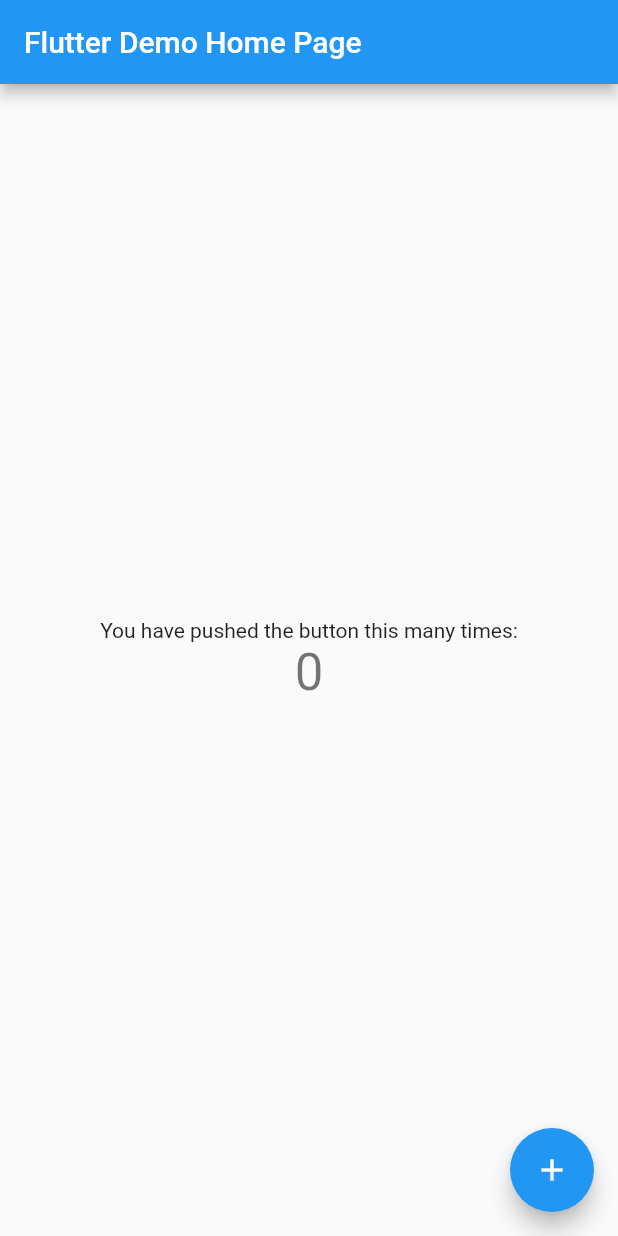
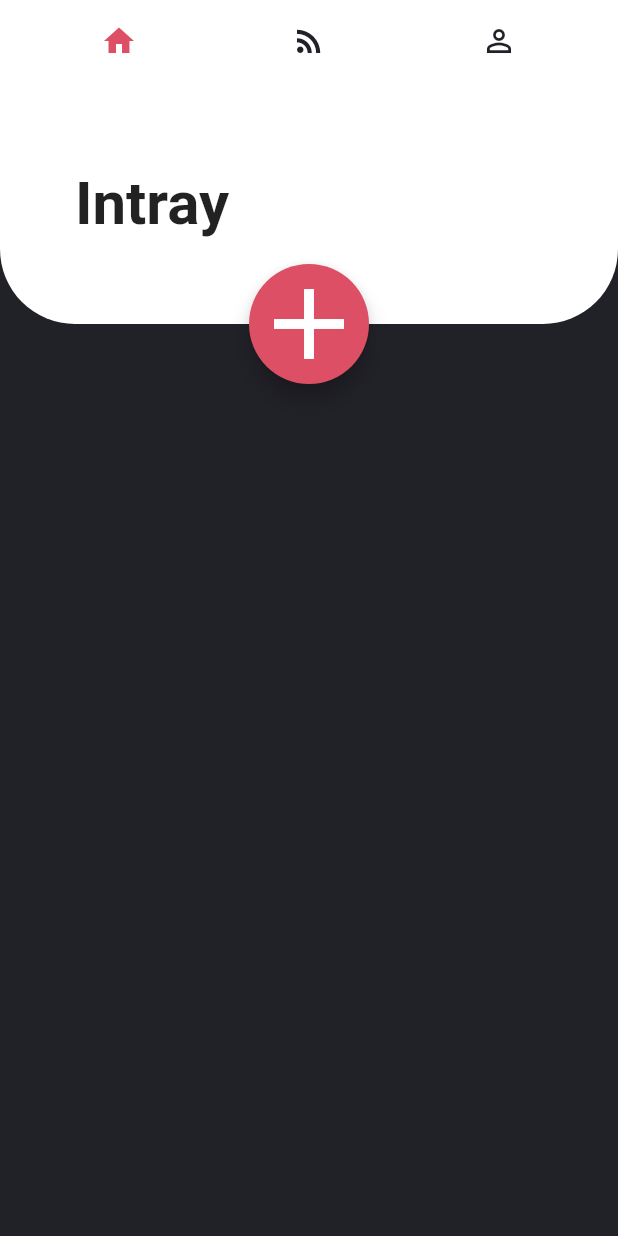
Before and after one commit to robnmrz/productivityApp, a Flutter app: the screen it shows after launch, on a phone screen of 412 x 824 dp. Run offline on Flutter 3.47's test engine with Material 2 defaults, Android fonts, the phone set to English and light mode, and no system bars; Roboto replaces fonts that are missing (Avenir).

Commit message:
Create intray top bar and button #2

```diff
--- a/lib/main.dart
+++ b/lib/main.dart
@@ -1,42 +1,27 @@
 import 'package:flutter/material.dart';
+import 'models/global.dart';
 
 void main() => runApp(MyApp());
+
+double buttonWidth = 80;
+dynamic objectWidth(target) => MediaQuery.of(target).size.width;
 
 class MyApp extends StatelessWidget {
   // This widget is the root of your application.
   @override
   Widget build(BuildContext context) {
     return MaterialApp(
-      title: 'Flutter Demo',
+      title: 'Productivity App',
       theme: ThemeData(
-        // This is the theme of your application.
-        //
-        // Try running your application with "flutter run". You'll see the
-        // application has a blue toolbar. Then, without quitting the app, try
-        // changing the primarySwatch below to Colors.green and then invoke
-        // "hot reload" (press "r" in the console where you ran "flutter run",
-        // or simply save your changes to "hot reload" in a Flutter IDE).
-        // Notice that the counter didn't reset back to zero; the application
-        // is not restarted.
         primarySwatch: Colors.blue,
       ),
-      home: MyHomePage(title: 'Flutter Demo Home Page'),
+      home: MyHomePage(title: 'Productivity App'),
     );
   }
 }
 
 class MyHomePage extends StatefulWidget {
   MyHomePage({Key key, this.title}) : super(key: key);
-
-  // This widget is the home page of your application. It is stateful, meaning
-  // that it has a State object (defined below) that contains fields that affect
-  // how it looks.
-
-  // This class is the configuration for the state. It holds the values (in this
-  // case the title) provided by the parent (in this case the App widget) and
-  // used by the build method of the State. Fields in a Widget subclass are
-  // always marked "final".
-
   final String title;
 
   @override
@@ -44,68 +29,88 @@ class MyHomePage extends StatefulWidget {
 }
 
 class _MyHomePageState extends State<MyHomePage> {
-  int _counter = 0;
-
-  void _incrementCounter() {
-    setState(() {
-      // This call to setState tells the Flutter framework that something has
-      // changed in this State, which causes it to rerun the build method below
-      // so that the display can reflect the updated values. If we changed
-      // _counter without calling setState(), then the build method would not be
-      // called again, and so nothing would appear to happen.
-      _counter++;
-    });
-  }
 
   @override
   Widget build(BuildContext context) {
-    // This method is rerun every time setState is called, for instance as done
-    // by the _incrementCounter method above.
-    //
-    // The Flutter framework has been optimized to make rerunning build methods
-    // fast, so that you can just rebuild anything that needs updating rather
-    // than having to individually change instances of widgets.
-    return Scaffold(
-      appBar: AppBar(
-        // Here we take the value from the MyHomePage object that was created by
-        // the App.build method, and use it to set our appbar title.
-        title: Text(widget.title),
-      ),
-      body: Center(
-        // Center is a layout widget. It takes a single child and positions it
-        // in the middle of the parent.
-        child: Column(
-          // Column is also a layout widget. It takes a list of children and
-          // arranges them vertically. By default, it sizes itself to fit its
-          // children horizontally, and tries to be as tall as its parent.
-          //
-          // Invoke "debug painting" (press "p" in the console, choose the
-          // "Toggle Debug Paint" action from the Flutter Inspector in Android
-          // Studio, or the "Toggle Debug Paint" command in Visual Studio Code)
-          // to see the wireframe for each widget.
-          //
-          // Column has various properties to control how it sizes itself and
-          // how it positions its children. Here we use mainAxisAlignment to
-          // center the children vertically; the main axis here is the vertical
-          // axis because Columns are vertical (the cross axis would be
-          // horizontal).
-          mainAxisAlignment: MainAxisAlignment.center,
-          children: <Widget>[
-            Text(
-              'You have pushed the button this many times:',
+    return MaterialApp(
+        color: Colors.yellow,
+        home: SafeArea(
+          child: DefaultTabController(
+            length: 3,
+            child: new Scaffold(
+              body: Stack(
+                children: <Widget>[
+                  TabBarView(
+                  children: [
+                    new Container(
+                      color: darkGreyColor,
+                    ),
+                    new Container(
+                      color: Colors.orange,
+                    ),
+                    new Container(
+                      color: Colors.lightGreen,
+                    ),
+                  ],
+                ),
+                Container(
+                  padding: EdgeInsets.only(left: 50),
+                  height: 160,
+                  decoration: BoxDecoration(
+                    borderRadius: BorderRadius.only(
+                      bottomLeft: Radius.circular(50),
+                      bottomRight: Radius.circular(50)
+                    ),
+                    color: Colors.white,
+                  ),
+                  child: Row(
+                    mainAxisAlignment: MainAxisAlignment.spaceBetween,
+                    children: <Widget>[
+                      Text("Intray", style: intrayTitleStyle),
+                      Container()
+                    ],
+                  ),
+                ),
+
+                Container(
+                  height: 80,
+                  width: buttonWidth,
+                  margin: EdgeInsets.only(top: 120, left: objectWidth(context)*0.5-buttonWidth/2),
+                  child: FloatingActionButton(
+                    child: Icon(Icons.add, size: 80,),
+                    backgroundColor: redColor,
+                    onPressed: () {
+
+                    },
+                  ),
+                )
+               ]
+              ),
+              appBar: AppBar(
+                elevation: 0,
+                  backgroundColor: Colors.white,
+                  title: new TabBar(
+                  tabs: [
+                    Tab(
+                      icon: new Icon(Icons.home),
+                    ),
+                    Tab(
+                      icon: new Icon(Icons.rss_feed),
+                    ),
+                    Tab(
+                      icon: new Icon(Icons.perm_identity),
+                    ),
+                  ],
+                  labelColor: redColor,
+                  unselectedLabelColor: darkGreyColor,
+                  indicatorSize: TabBarIndicatorSize.label,
+                  indicatorPadding: EdgeInsets.all(5.0),
+                  indicatorColor: Colors.transparent
+                ),
+              ),
             ),
-            Text(
-              '$_counter',
-              style: Theme.of(context).textTheme.display1,
-            ),
-          ],
+          ),
         ),
-      ),
-      floatingActionButton: FloatingActionButton(
-        onPressed: _incrementCounter,
-        tooltip: 'Increment',
-        child: Icon(Icons.add),
-      ), // This trailing comma makes auto-formatting nicer for build methods.
-    );
+      );
   }
 }
--- /dev/null
+++ b/lib/models/global.dart
@@ -0,0 +1,8 @@
+import "package:flutter/material.dart";
+
+// all the Colors used in the App
+Color darkGreyColor = new Color(0xFF212128);
+Color redColor = new Color(0xFFDC4F64);
+
+// textsytles
+TextStyle intrayTitleStyle = new TextStyle(fontFamily: 'Avenir', fontWeight: FontWeight.bold, fontSize: 40.0);
```
